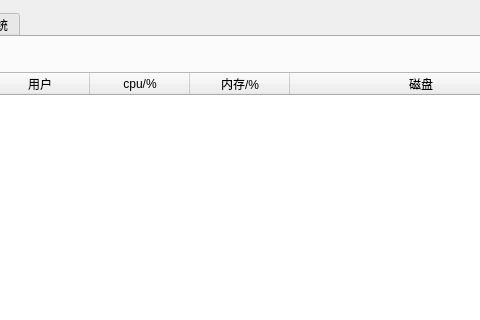
Above: src/board.ui from deepin-community/monitorBoard before the change; both pictures show x 233 to 713 and y 0 to 320 of the 808 by 608 pixel window. Below: the same form after it.
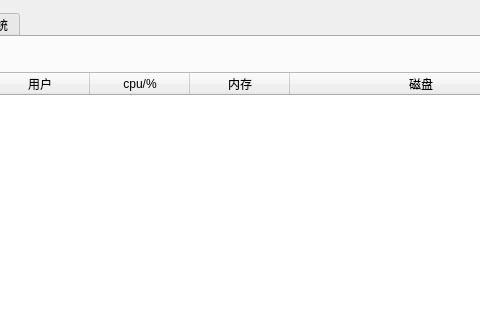
That is the form after the change.

Commit message: 获取进程的内存信息

The edit to the form file:
```diff
--- a/src/board.ui
+++ b/src/board.ui
@@ -359,7 +359,7 @@
            </column>
            <column>
             <property name="text">
-             <string>内存/%</string>
+             <string>内存</string>
             </property>
            </column>
            <column>
```
The commit also changes 4 other files.
